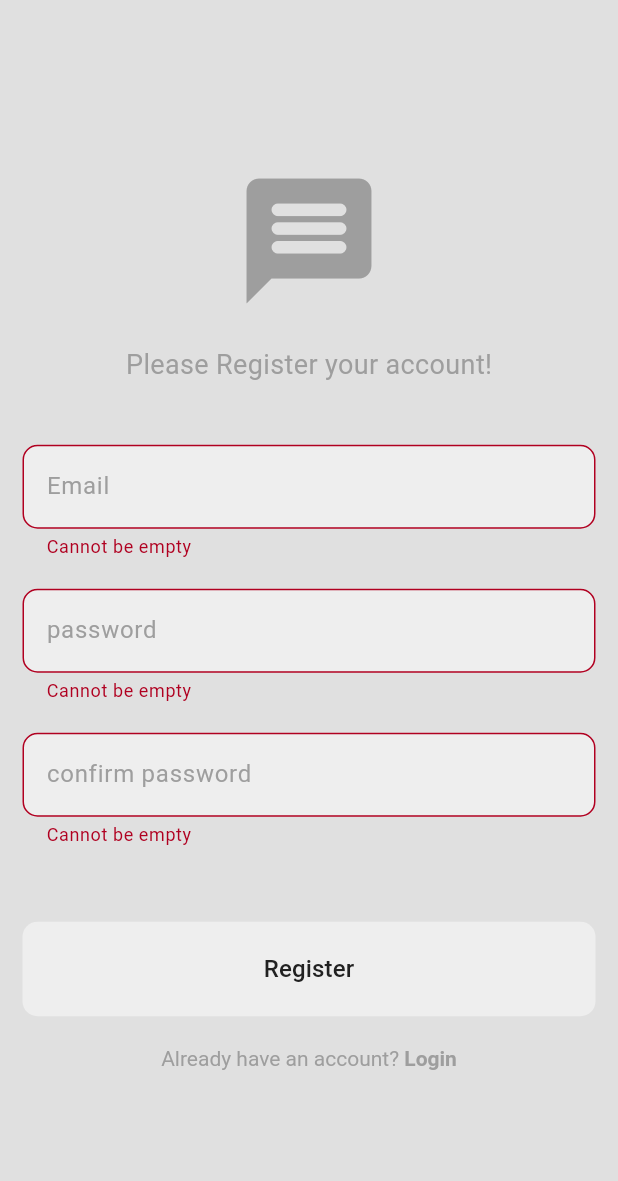
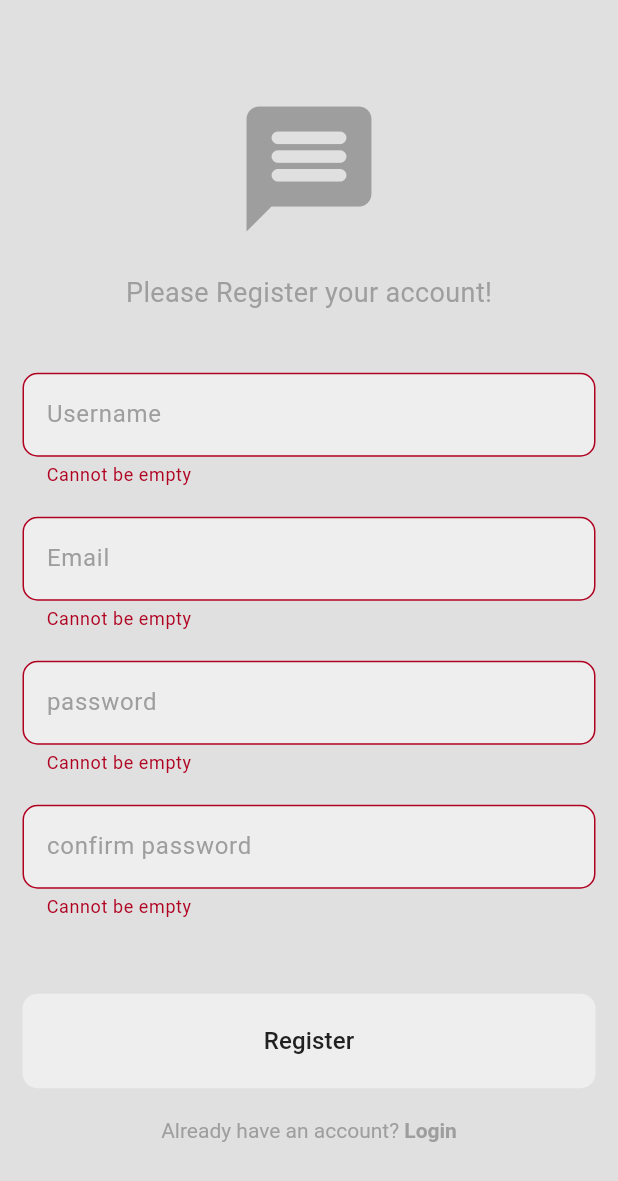
Before and after one commit to PranjalPiya/Hamro-ChatApp, a Flutter app: the RegisterScreen screen opened directly, after a tap on "Register", on a phone screen of 412 x 824 dp. Shown: the top 1181 px of the screen. Run offline on Flutter 3.47's test engine with Material 3 defaults, Android fonts, the phone set to English and light mode, and no system bars; our stand-ins replace bloc, cloud_firestore, equatable, firebase_auth, firebase_core, flutter_bloc; accounts and stored records are empty; generated files the repository leaves out were written again.

```diff
--- a/lib/auth/auth_services.dart
+++ b/lib/auth/auth_services.dart
@@ -13,12 +13,13 @@ class AuthServices {
 
 // sign up
   Future<UserCredential> signUpWithEmailPassword(
-      String? email, String? password) async {
+      String? email, String? password, String? username) async {
     try {
       UserCredential credential = await auth.createUserWithEmailAndPassword(
           email: email!, password: password!);
       _firebaseFirestore.collection('Users').doc(credential.user!.uid).set({
         'uid': credential.user!.uid,
+        'username': username,
         'email': credential.user!.email,
       });
       return credential;
--- a/lib/auth/bloc/auth_bloc.dart
+++ b/lib/auth/bloc/auth_bloc.dart
@@ -19,7 +19,7 @@ class AuthBloc extends Bloc<AuthEvent, AuthState> {
     try {
       emitter.call(SignUpLoadingState());
       final auth = await authServices.signUpWithEmailPassword(
-          event.email, event.password);
+          event.email, event.password, event.userName);
       if (event.password != event.confirmPassword) {
         emitter.call(
             const SignUpFailedState(errorMsg: 'Password does not match!'));
--- a/lib/auth/bloc/auth_event.dart
+++ b/lib/auth/bloc/auth_event.dart
@@ -22,11 +22,13 @@ class SignUpButtonPressed extends AuthEvent {
   final String? email;
   final String? password;
   final String? confirmPassword;
+  final String? userName;
 
   const SignUpButtonPressed(
       {required this.email,
+      required this.userName,
       required this.password,
       required this.confirmPassword});
   @override
-  List<Object> get props => [email!, password!, confirmPassword!];
+  List<Object> get props => [email!, password!, confirmPassword!, userName!];
 }
--- a/lib/presentation/register/register_screen.dart
+++ b/lib/presentation/register/register_screen.dart
@@ -1,5 +1,3 @@
-import 'dart:developer';
-
 import 'package:chatapp/auth/bloc/auth_bloc.dart';
 import 'package:chatapp/components/custom_button.dart';
 import 'package:chatapp/components/custom_textformfield.dart';
@@ -22,12 +20,14 @@ class _RegisterScreenState extends State<RegisterScreen> {
   final TextEditingController _passwordController = TextEditingController();
   final TextEditingController _confirmPasswordController =
       TextEditingController();
+  final TextEditingController _usernameController = TextEditingController();
 
   @override
   void dispose() {
     _emailController.dispose();
     _passwordController.dispose();
     _confirmPasswordController.dispose();
+    _usernameController.dispose();
     super.dispose();
   }
 
@@ -52,6 +52,7 @@ class _RegisterScreenState extends State<RegisterScreen> {
               }
               if (state is SignUpSuccessState) {
                 Navigator.of(context).pop();
+
                 ScaffoldMessenger.of(context).showSnackBar(
                     SnackBar(content: Text('${state.successMsg}')));
               }
@@ -84,6 +85,20 @@ class _RegisterScreenState extends State<RegisterScreen> {
                       ),
                       const SizedBox(
                         height: 40,
+                      ),
+                      CustomTextFormField(
+                        controller: _usernameController,
+                        hintText: 'Username',
+                        obscure: false,
+                        validator: (p0) {
+                          if (p0!.isEmpty) {
+                            return 'Cannot be empty';
+                          }
+                          return null;
+                        },
+                      ),
+                      const SizedBox(
+                        height: 20,
                       ),
                       CustomTextFormField(
                         controller: _emailController,
@@ -141,6 +156,7 @@ class _RegisterScreenState extends State<RegisterScreen> {
                                     password: _passwordController.text.trim(),
                                     confirmPassword:
                                         _confirmPasswordController.text.trim(),
+                                    userName: _usernameController.text.trim(),
                                   ),
                                 );
                           }
```
Also changed, not shown: lib/presentation/home_screen.dart (+6 -2 lines).
